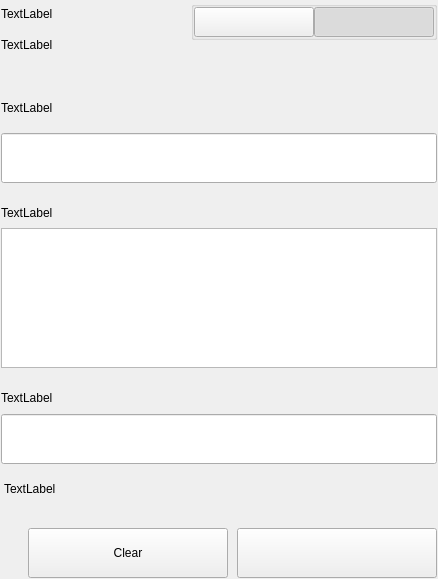
Before: the Qt Designer form src/qt/gamefrag/settings/forms/settingssignmessagewidgets.ui in Game-Frag/game-frag-coin, drawn with Qt 5.
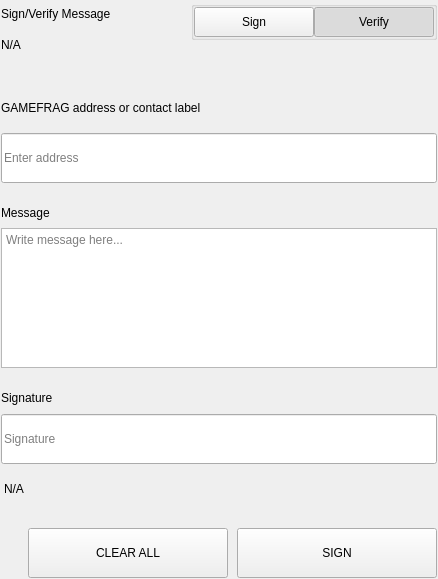
After: the same form once the commit is applied.

Patch:
```diff
--- a/src/qt/gamefrag/settings/forms/settingssignmessagewidgets.ui
+++ b/src/qt/gamefrag/settings/forms/settingssignmessagewidgets.ui
@@ -75,14 +75,14 @@
              <item>
               <widget class="QLabel" name="labelTitle">
                <property name="text">
-                <string>TextLabel</string>
+                <string>Sign/Verify Message</string>
                </property>
               </widget>
              </item>
              <item>
               <widget class="QLabel" name="labelSubtitle1">
                <property name="text">
-                <string>TextLabel</string>
+                <string notr="true">N/A</string>
                </property>
                <property name="wordWrap">
                 <bool>true</bool>
@@ -162,7 +162,7 @@
                     <enum>Qt::NoFocus</enum>
                    </property>
                    <property name="text">
-                    <string/>
+                    <string>Sign</string>
                    </property>
                    <property name="checkable">
                     <bool>true</bool>
@@ -190,7 +190,7 @@
                     <enum>Qt::NoFocus</enum>
                    </property>
                    <property name="text">
-                    <string/>
+                    <string>Verify</string>
                    </property>
                    <property name="checkable">
                     <bool>true</bool>
@@ -276,7 +276,7 @@
                </size>
               </property>
               <property name="text">
-               <string>TextLabel</string>
+               <string>GAMEFRAG address or contact label</string>
               </property>
              </widget>
             </item>
@@ -294,6 +294,9 @@
                 <height>50</height>
                </size>
               </property>
+              <property name="placeholderText">
+               <string>Enter address</string>
+              </property>
              </widget>
             </item>
            </layout>
@@ -335,7 +338,7 @@
               </size>
              </property>
              <property name="text">
-              <string>TextLabel</string>
+              <string>Message</string>
              </property>
             </widget>
            </item>
@@ -353,6 +356,9 @@
                <height>140</height>
               </size>
              </property>
+             <property name="placeholderText">
+              <string>Write message here...</string>
+             </property>
             </widget>
            </item>
           </layout>
@@ -415,7 +421,7 @@
                </size>
               </property>
               <property name="text">
-               <string>TextLabel</string>
+               <string>Signature</string>
               </property>
              </widget>
             </item>
@@ -427,6 +433,9 @@
                 <height>50</height>
                </size>
               </property>
+              <property name="placeholderText">
+               <string>Signature</string>
+              </property>
              </widget>
             </item>
            </layout>
@@ -438,7 +447,7 @@
             <string notr="true">padding-top:5px;</string>
            </property>
            <property name="text">
-            <string>TextLabel</string>
+            <string notr="true">N/A</string>
            </property>
           </widget>
          </item>
@@ -491,7 +500,7 @@
               <enum>Qt::NoFocus</enum>
              </property>
              <property name="text">
-              <string>Clear</string>
+              <string>CLEAR ALL</string>
              </property>
             </widget>
            </item>
@@ -513,7 +522,7 @@
               <enum>Qt::NoFocus</enum>
              </property>
              <property name="text">
-              <string/>
+              <string>SIGN</string>
              </property>
             </widget>
            </item>
```
